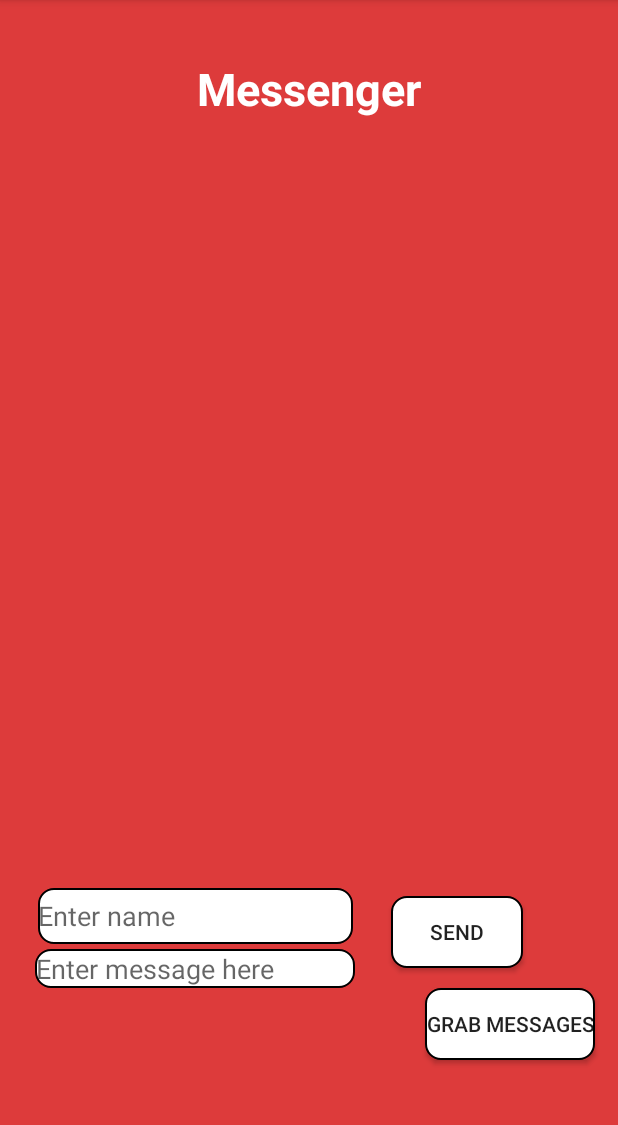
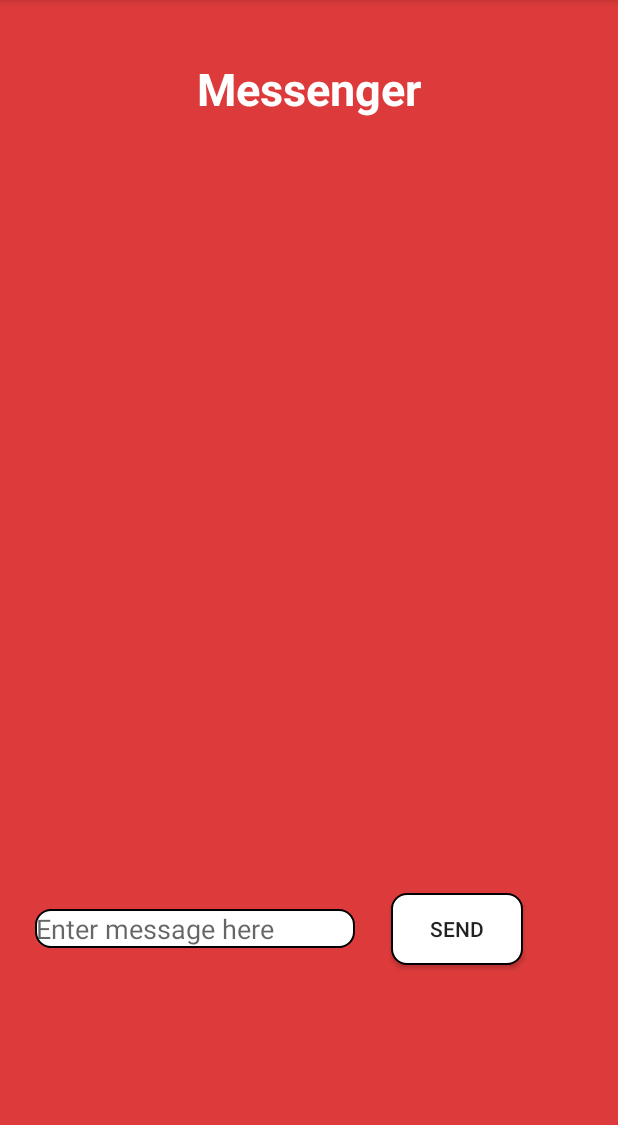
Before and after one commit to bben6087/android-group-project, an Android app: the MessengerPage screen opened directly, with no data from a screen before it, on a phone screen of 412 x 824 dp, the part 84-1209 px from its top. Run offline under Robolectric (Android 15) with nearby library versions, the phone set to English and light mode, and no system bars; libraries missing offline, so code that uses them is left out: com.parse; 3 statements that could not run were skipped.

Commit message:
Changed widgets in activity_messenger_page.xml - Blake

```diff
--- a/GroupProject/app/src/main/res/layout/activity_messenger_page.xml
+++ b/GroupProject/app/src/main/res/layout/activity_messenger_page.xml
@@ -21,15 +21,15 @@
         android:id="@+id/messageET"
         android:layout_width="wrap_content"
         android:layout_height="wrap_content"
-        android:layout_marginTop="148dp"
+        android:layout_marginBottom="136dp"
         android:background="@drawable/rounded_corner"
         android:ems="10"
         android:hint="Enter message here"
         android:inputType="textPersonName"
+        app:layout_constraintBottom_toBottomOf="parent"
         app:layout_constraintEnd_toStartOf="@+id/sendBTN"
         app:layout_constraintHorizontal_bias="0.5"
-        app:layout_constraintStart_toStartOf="parent"
-        app:layout_constraintTop_toBottomOf="@+id/messageRV" />
+        app:layout_constraintStart_toStartOf="parent" />
 
     <Button
         android:id="@+id/sendBTN"
@@ -38,12 +38,11 @@
         android:layout_marginEnd="40dp"
         android:background="@drawable/rounded_corner"
         android:text="Send"
-        app:layout_constraintBottom_toTopOf="@+id/messageBTN"
+        app:layout_constraintBottom_toBottomOf="@+id/messageET"
         app:layout_constraintEnd_toEndOf="parent"
         app:layout_constraintHorizontal_bias="1.0"
         app:layout_constraintStart_toEndOf="@+id/messageET"
-        app:layout_constraintTop_toBottomOf="@+id/messageRV"
-        app:layout_constraintVertical_bias="0.896" />
+        app:layout_constraintTop_toTopOf="@+id/messageET" />
 
     <TextView
         android:id="@+id/messageTitleTV"
@@ -59,34 +58,4 @@
         app:layout_constraintStart_toStartOf="parent"
         app:layout_constraintTop_toTopOf="parent" />
 
-    <Button
-        android:id="@+id/messageBTN"
-        android:layout_width="wrap_content"
-        android:layout_height="wrap_content"
-        android:background="@drawable/rounded_corner"
-        android:text="Grab Messages"
-        app:layout_constraintBottom_toBottomOf="parent"
-        app:layout_constraintEnd_toEndOf="parent"
-        app:layout_constraintHorizontal_bias="0.949"
-        app:layout_constraintStart_toStartOf="parent"
-        app:layout_constraintTop_toBottomOf="@+id/messageET"
-        app:layout_constraintVertical_bias="0.0" />
-
-    <EditText
-        android:id="@+id/nameET"
-        android:layout_width="210dp"
-        android:layout_height="37dp"
-        android:background="@drawable/rounded_corner"
-        android:drawableStart="@drawable/rounded_corner"
-        android:drawableTint="#FFFFFF"
-        android:ems="10"
-        android:hint="Enter name"
-        android:inputType="textPersonName"
-        app:layout_constraintBottom_toBottomOf="parent"
-        app:layout_constraintEnd_toEndOf="parent"
-        app:layout_constraintEnd_toStartOf="@+id/sendBTN"
-        app:layout_constraintHorizontal_bias="0.5"
-        app:layout_constraintStart_toStartOf="parent"
-        app:layout_constraintTop_toBottomOf="@+id/messageRV"
-        app:layout_constraintVertical_bias="0.436" />
 </androidx.constraintlayout.widget.ConstraintLayout>
```
